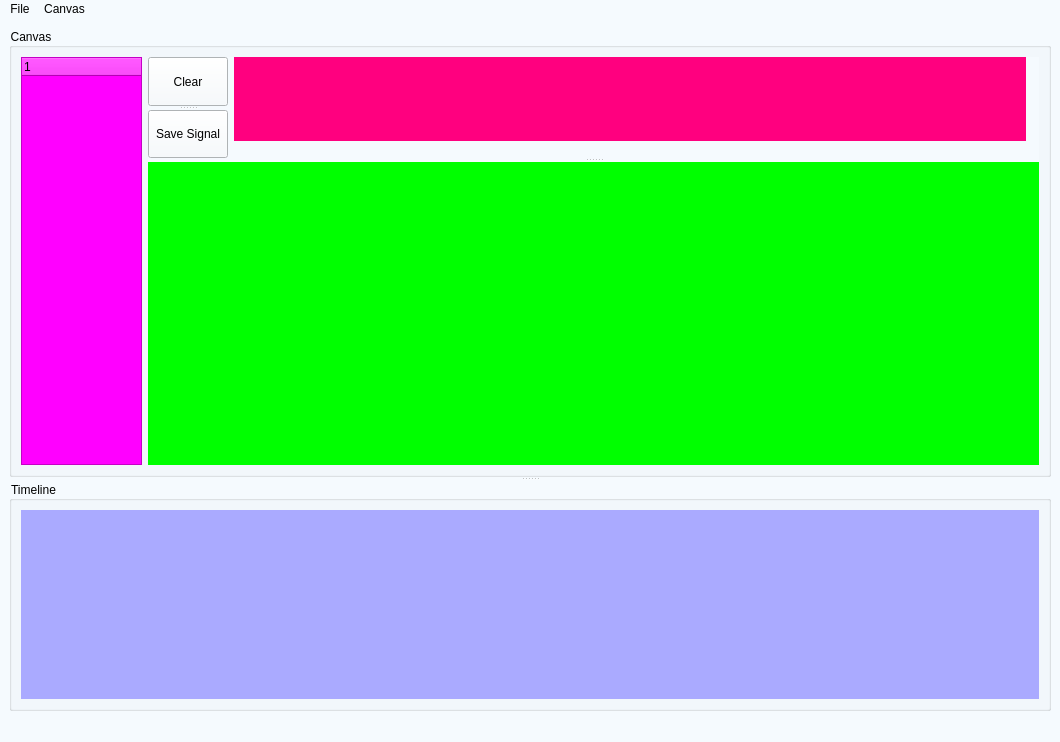
First picture: the form in main app/layout.ui, repository siyirenuoft/GUI_Workspace, before the edit.
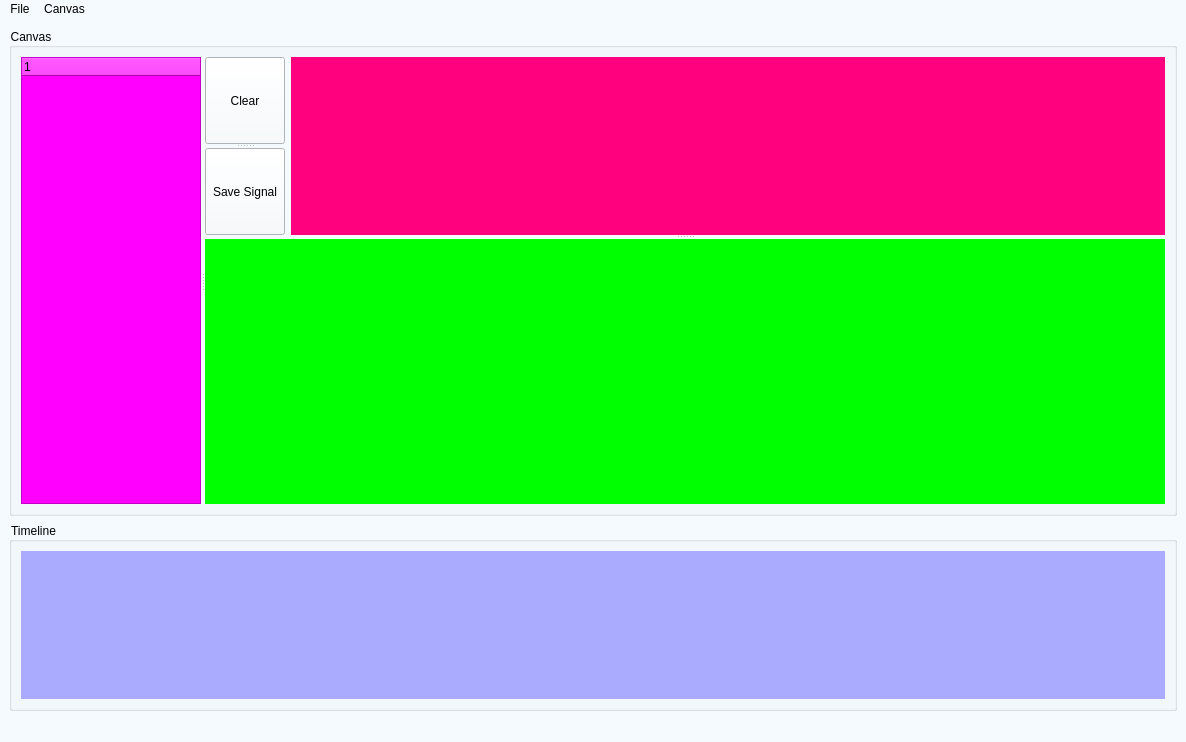
Second picture: the form after the edit.

Patch:
```diff
--- a/main app/layout.ui
+++ b/main app/layout.ui
@@ -6,7 +6,7 @@
    <rect>
     <x>0</x>
     <y>0</y>
-    <width>1060</width>
+    <width>1186</width>
     <height>742</height>
    </rect>
   </property>
@@ -17,44 +17,11 @@
    <string notr="true">background-color: rgb(245, 250, 254);</string>
   </property>
   <widget class="QWidget" name="centralwidget">
+   <layout class="QGridLayout" name="gridLayout_10">
+    <item row="0" column="0">
    <layout class="QGridLayout" name="gridLayout_9">
     <item row="0" column="0">
-     <widget class="QSplitter" name="splitter_4">
-      <property name="orientation">
-       <enum>Qt::Vertical</enum>
-      </property>
-      <widget class="QSplitter" name="splitter_2">
-       <property name="orientation">
-        <enum>Qt::Horizontal</enum>
-       </property>
-       <widget class="QWidget" name="">
         <layout class="QGridLayout" name="gridLayout_8">
-         <item row="1" column="0">
-          <spacer name="horizontalSpacer_2">
-           <property name="orientation">
-            <enum>Qt::Horizontal</enum>
-           </property>
-           <property name="sizeHint" stdset="0">
-            <size>
-             <width>978</width>
-             <height>0</height>
-            </size>
-           </property>
-          </spacer>
-         </item>
-         <item row="0" column="1">
-          <spacer name="verticalSpacer_2">
-           <property name="orientation">
-            <enum>Qt::Vertical</enum>
-           </property>
-           <property name="sizeHint" stdset="0">
-            <size>
-             <width>0</width>
-             <height>368</height>
-            </size>
-           </property>
-          </spacer>
-         </item>
          <item row="0" column="0">
           <widget class="QGroupBox" name="groupBox">
            <property name="title">
@@ -62,16 +29,26 @@
            </property>
            <layout class="QGridLayout" name="gridLayout_7">
             <item row="0" column="0">
+            <widget class="QSplitter" name="splitter_2">
+             <property name="orientation">
+              <enum>Qt::Horizontal</enum>
+             </property>
              <widget class="QTreeWidget" name="treeWidget">
               <property name="sizePolicy">
-               <sizepolicy hsizetype="Fixed" vsizetype="Expanding">
+               <sizepolicy hsizetype="MinimumExpanding" vsizetype="Minimum">
                 <horstretch>0</horstretch>
                 <verstretch>0</verstretch>
                </sizepolicy>
               </property>
+              <property name="minimumSize">
+               <size>
+                <width>100</width>
+                <height>0</height>
+               </size>
+              </property>
               <property name="maximumSize">
                <size>
-                <width>121</width>
+                <width>180</width>
                 <height>16777215</height>
                </size>
               </property>
@@ -84,16 +61,20 @@
                </property>
               </column>
              </widget>
-            </item>
-            <item row="0" column="1">
              <widget class="QSplitter" name="splitter_6">
               <property name="orientation">
                <enum>Qt::Vertical</enum>
               </property>
-              <widget class="QWidget" name="">
+              <widget class="QWidget" name="layoutWidget">
                <layout class="QGridLayout" name="gridLayout_6">
                 <item row="0" column="0">
                  <widget class="QSplitter" name="splitter_5">
+                  <property name="enabled">
+                   <bool>true</bool>
+                  </property>
+                  <property name="mouseTracking">
+                   <bool>false</bool>
+                  </property>
                   <property name="orientation">
                    <enum>Qt::Vertical</enum>
                   </property>
@@ -116,26 +97,6 @@
                 </item>
                 <item row="0" column="1">
                  <layout class="QGridLayout" name="gridLayout">
-                  <item row="0" column="0">
-                   <widget class="QWidget" name="widget" native="true">
-                    <property name="styleSheet">
-                     <string notr="true">background-color: rgb(255, 0, 127);</string>
-                    </property>
-                   </widget>
-                  </item>
-                  <item row="0" column="1">
-                   <spacer name="verticalSpacer">
-                    <property name="orientation">
-                     <enum>Qt::Vertical</enum>
-                    </property>
-                    <property name="sizeHint" stdset="0">
-                     <size>
-                      <width>13</width>
-                      <height>58</height>
-                     </size>
-                    </property>
-                   </spacer>
-                  </item>
                   <item row="1" column="0">
                    <spacer name="horizontalSpacer_6">
                     <property name="orientation">
@@ -144,16 +105,48 @@
                     <property name="sizeHint" stdset="0">
                      <size>
                       <width>648</width>
-                      <height>17</height>
+                      <height>0</height>
                      </size>
                     </property>
                    </spacer>
                   </item>
+                  <item row="0" column="1">
+                   <spacer name="verticalSpacer">
+                    <property name="orientation">
+                     <enum>Qt::Vertical</enum>
+                    </property>
+                    <property name="sizeHint" stdset="0">
+                     <size>
+                      <width>0</width>
+                      <height>58</height>
+                     </size>
+                    </property>
+                   </spacer>
+                  </item>
+                  <item row="0" column="0">
+                   <widget class="QWidget" name="widget" native="true">
+                    <property name="sizePolicy">
+                     <sizepolicy hsizetype="Minimum" vsizetype="Minimum">
+                      <horstretch>0</horstretch>
+                      <verstretch>0</verstretch>
+                     </sizepolicy>
+                    </property>
+                    <property name="minimumSize">
+                     <size>
+                      <width>0</width>
+                      <height>150</height>
+                     </size>
+                    </property>
+                    <property name="styleSheet">
+                     <string notr="true">background-color: rgb(255, 0, 127);</string>
+                    </property>
+                   </widget>
+                  </item>
                  </layout>
                 </item>
                </layout>
               </widget>
-              <widget class="QWidget" name="">
+              <widget class="QWidget" name="layoutWidget">
                <layout class="QGridLayout" name="gridLayout_5">
                 <item row="0" column="1">
                  <spacer name="verticalSpacer_3">
@@ -183,6 +176,18 @@
                 </item>
                 <item row="0" column="0">
                  <widget class="QWidget" name="widget_2" native="true">
+                  <property name="sizePolicy">
+                   <sizepolicy hsizetype="Preferred" vsizetype="Preferred">
+                    <horstretch>0</horstretch>
+                    <verstretch>0</verstretch>
+                   </sizepolicy>
+                  </property>
+                  <property name="minimumSize">
+                   <size>
+                    <width>0</width>
+                    <height>100</height>
+                   </size>
+                  </property>
                   <property name="styleSheet">
                    <string notr="true">background-color: rgb(0, 255, 0);</string>
                   </property>
@@ -191,18 +196,60 @@
                </layout>
               </widget>
              </widget>
+            </widget>
             </item>
            </layout>
           </widget>
          </item>
-        </layout>
-       </widget>
-      </widget>
+        <item row="0" column="1">
+         <spacer name="verticalSpacer_2">
+          <property name="orientation">
+           <enum>Qt::Vertical</enum>
+          </property>
+          <property name="sizeHint" stdset="0">
+           <size>
+            <width>0</width>
+            <height>368</height>
+           </size>
+          </property>
+         </spacer>
+        </item>
+        <item row="1" column="0">
+         <spacer name="horizontalSpacer_2">
+          <property name="orientation">
+           <enum>Qt::Horizontal</enum>
+          </property>
+          <property name="sizeHint" stdset="0">
+           <size>
+            <width>967</width>
+            <height>0</height>
+           </size>
+          </property>
+         </spacer>
+        </item>
+       </layout>
+      </item>
+      <item row="0" column="1">
+       <spacer name="verticalSpacer_6">
+        <property name="orientation">
+         <enum>Qt::Vertical</enum>
+        </property>
+        <property name="sizeHint" stdset="0">
+         <size>
+          <width>0</width>
+          <height>474</height>
+         </size>
+        </property>
+       </spacer>
+      </item>
+     </layout>
+    </item>
+    <item row="1" column="0">
       <widget class="QSplitter" name="splitter_3">
        <property name="orientation">
         <enum>Qt::Horizontal</enum>
        </property>
-       <widget class="QWidget" name="">
+      <widget class="QWidget" name="layoutWidget">
         <layout class="QGridLayout" name="gridLayout_3">
          <item row="0" column="1">
           <spacer name="verticalSpacer_5">
@@ -282,7 +329,6 @@
         </layout>
        </widget>
       </widget>
-     </widget>
     </item>
    </layout>
   </widget>
@@ -291,7 +337,7 @@
     <rect>
      <x>0</x>
      <y>0</y>
-     <width>1060</width>
+     <width>1186</width>
      <height>22</height>
     </rect>
    </property>
```
Left out of the diff: 6 changed lines with no effect on the pictures. Lines whose indentation alone changed are shown as unchanged.
